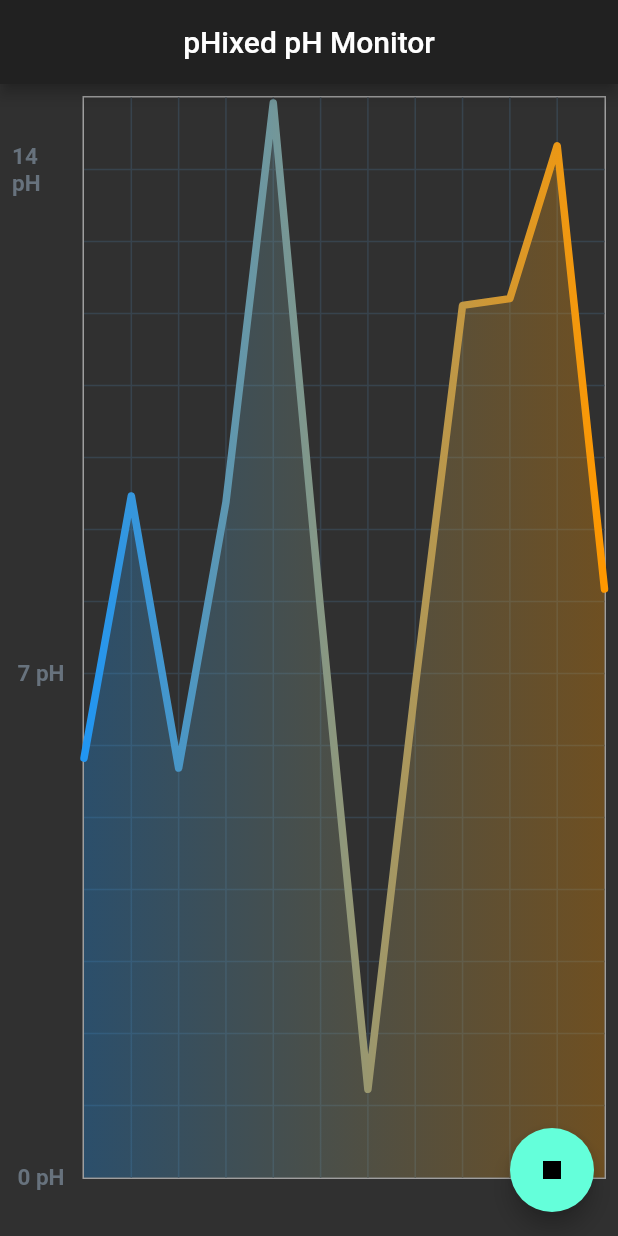
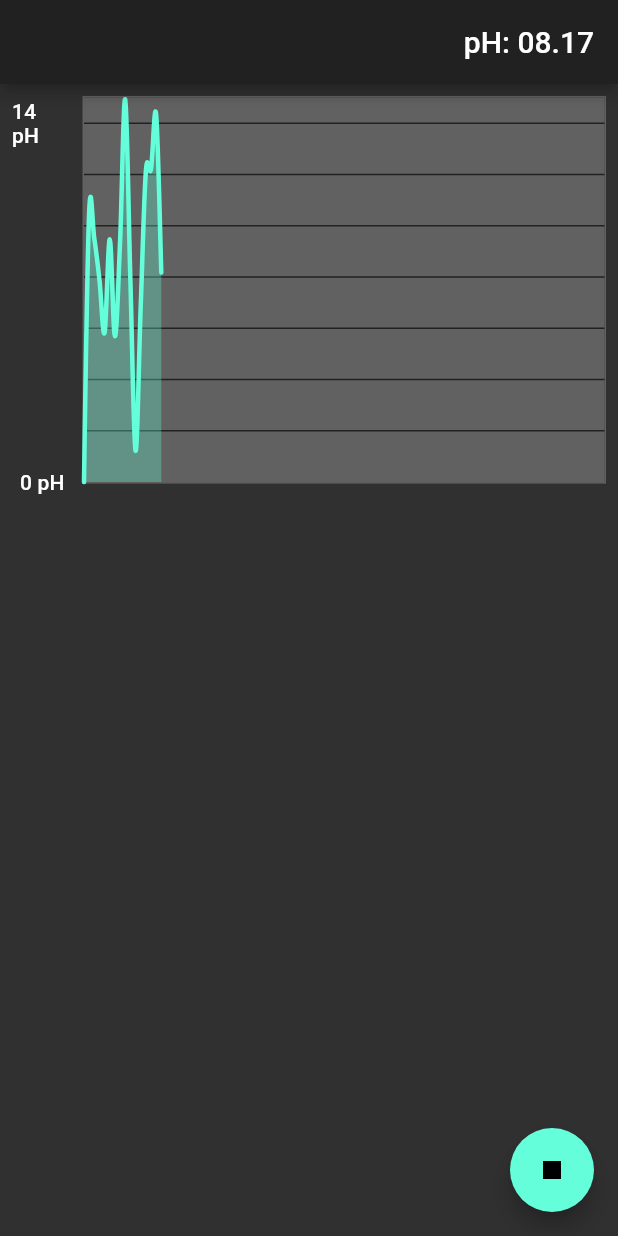
Before and after one commit to coljamkop/phixed_ph_monitor, a Flutter app: the screen it shows after launch, on a phone screen of 412 x 824 dp. Run offline on Flutter 3.47's test engine with Material 2 defaults, Android fonts, the light colour scheme and no system bars; drawn by our look-alikes of fl_chart.

Commit message:
Use Theme for all colors Display current value in header

```diff
--- a/lib/main.dart
+++ b/lib/main.dart
@@ -35,10 +35,8 @@
 }
 
 class _MyHomePageState extends State<MyHomePage> {
-  List<Color> gradientColors = [
-    Colors.blue,
-    Colors.orange,
-  ];
+  List<Color> gradientColors;
+  double currentValue;
 
   bool isReading = true;
 
@@ -62,9 +60,25 @@
 
   @override
   Widget build(BuildContext context) {
+    gradientColors = [Theme.of(context).accentColor];
+    var dataStream =
+        timedCounter(Duration(milliseconds: 500)).asBroadcastStream();
     return Scaffold(
       appBar: AppBar(
-        title: Center(child: Text("pHixed pH Monitor")),
+        title: Align(
+          alignment: Alignment.centerRight,
+          child: StreamBuilder(
+              stream: dataStream,
+              builder: (BuildContext context, AsyncSnapshot<double> snapshot) {
+                var stringAsFixed = snapshot.data.toStringAsFixed(2);
+                if (stringAsFixed.length == 4) {
+                  stringAsFixed = '0' + stringAsFixed;
+                }
+                return Text(
+                  "pH: " + stringAsFixed.padLeft(1),
+                );
+              }),
+        ),
       ),
       floatingActionButton: FloatingActionButton(
           onPressed: () {
@@ -72,16 +86,19 @@
           },
           child: isReading ? Icon(Icons.stop) : Icon(Icons.play_arrow)),
       body: Center(
-        child: Row(
+        child: Column(
+          children: <Widget>[
+            Row(
               children: <Widget>[
                 Expanded(
                   child: Padding(
-                padding: const EdgeInsets.all(8.0),
+                    padding: const EdgeInsets.symmetric(
+                        vertical: 8.0, horizontal: 8.0),
                     child: StreamBuilder(
-                  stream: timedCounter(Duration(milliseconds: 500)),
-                  builder:
-                      (BuildContext context, AsyncSnapshot<double> snapshot) {
-                    int max = 12;
+                      stream: dataStream,
+                      builder: (BuildContext context,
+                          AsyncSnapshot<double> snapshot) {
+                        int max = 100;
                         var newVal = snapshot.data;
                         if (data.length == max) {
                           List<FlSpot> temp = data
@@ -94,10 +111,12 @@
                         } else {
                           data.add(FlSpot(data.length.roundToDouble(), newVal));
                         }
-                    return LineChart(mainData());
+                        return LineChart(mainData(context));
                       },
                     ),
                   ),
+                ),
+              ],
             ),
           ],
         ),
@@ -105,28 +124,35 @@
     );
   }
 
-  LineChartData mainData() {
+  LineChartData mainData(BuildContext context) {
     return LineChartData(
-      gridData: getGridData(),
-      titlesData: getTitlesData(),
-      borderData: getBorderData(),
+        gridData: getGridData(context),
+        titlesData: getTitlesData(context),
+        borderData: getBorderData(context),
         minX: 0,
-      maxX: 11,
+        maxX: 101,
         minY: 0,
         maxY: 15,
         lineBarsData: getLineBarsData(),
-    );
+        lineTouchData: getLineTouchData(context),
+        backgroundColor: Theme.of(context).backgroundColor);
+  }
+
+  LineTouchData getLineTouchData(BuildContext context) {
+    return LineTouchData(
+        touchTooltipData: LineTouchTooltipData(
+            tooltipBgColor: Theme.of(context).backgroundColor));
   }
 
   List<LineChartBarData> getLineBarsData() {
     return [
       LineChartBarData(
         spots: data,
-        isCurved: false,
+        isCurved: true,
         colors: gradientColors,
-        barWidth: 5,
+        barWidth: 3,
         isStrokeCapRound: true,
-        dotData: const FlDotData(
+        dotData: FlDotData(
           show: false,
         ),
         belowBarData: BarAreaData(
@@ -138,21 +164,19 @@
     ];
   }
 
-  FlBorderData getBorderData() {
+  FlBorderData getBorderData(BuildContext context) {
     return FlBorderData(
-        show: true, border: Border.all(color: Colors.grey, width: 1));
+        show: true,
+        border: Border.all(color: Theme.of(context).backgroundColor, width: 1));
   }
 
-  FlTitlesData getTitlesData() {
+  FlTitlesData getTitlesData(BuildContext context) {
     return FlTitlesData(
       show: true,
       bottomTitles: SideTitles(
         showTitles: true,
         reservedSize: 22,
-        textStyle: TextStyle(
-            color: const Color(0xff68737d),
-            fontWeight: FontWeight.bold,
-            fontSize: 16),
+        textStyle: Theme.of(context).primaryTextTheme.subtitle,
         getTitles: (value) {
           return '';
         },
@@ -160,11 +184,7 @@
       ),
       leftTitles: SideTitles(
         showTitles: true,
-        textStyle: TextStyle(
-          color: const Color(0xff67727d),
-          fontWeight: FontWeight.bold,
-          fontSize: 15,
-        ),
+        textStyle: Theme.of(context).textTheme.subtitle,
         getTitles: (value) {
           switch (value.toInt()) {
             case 0:
@@ -182,19 +202,19 @@
     );
   }
 
-  FlGridData getGridData() {
+  FlGridData getGridData(BuildContext context) {
     return FlGridData(
       show: true,
-      drawVerticalLine: true,
+      drawVerticalLine: false,
       getDrawingHorizontalLine: (value) {
-        return const FlLine(
-          color: Color(0xff37434d),
+        return FlLine(
+          color: Theme.of(context).primaryColor,
           strokeWidth: 1,
         );
       },
       getDrawingVerticalLine: (value) {
-        return const FlLine(
-          color: Color(0xff37434d),
+        return FlLine(
+          color: Theme.of(context).primaryColor,
           strokeWidth: 1,
         );
       },
```
Lines whose indentation alone changed are shown as unchanged.
